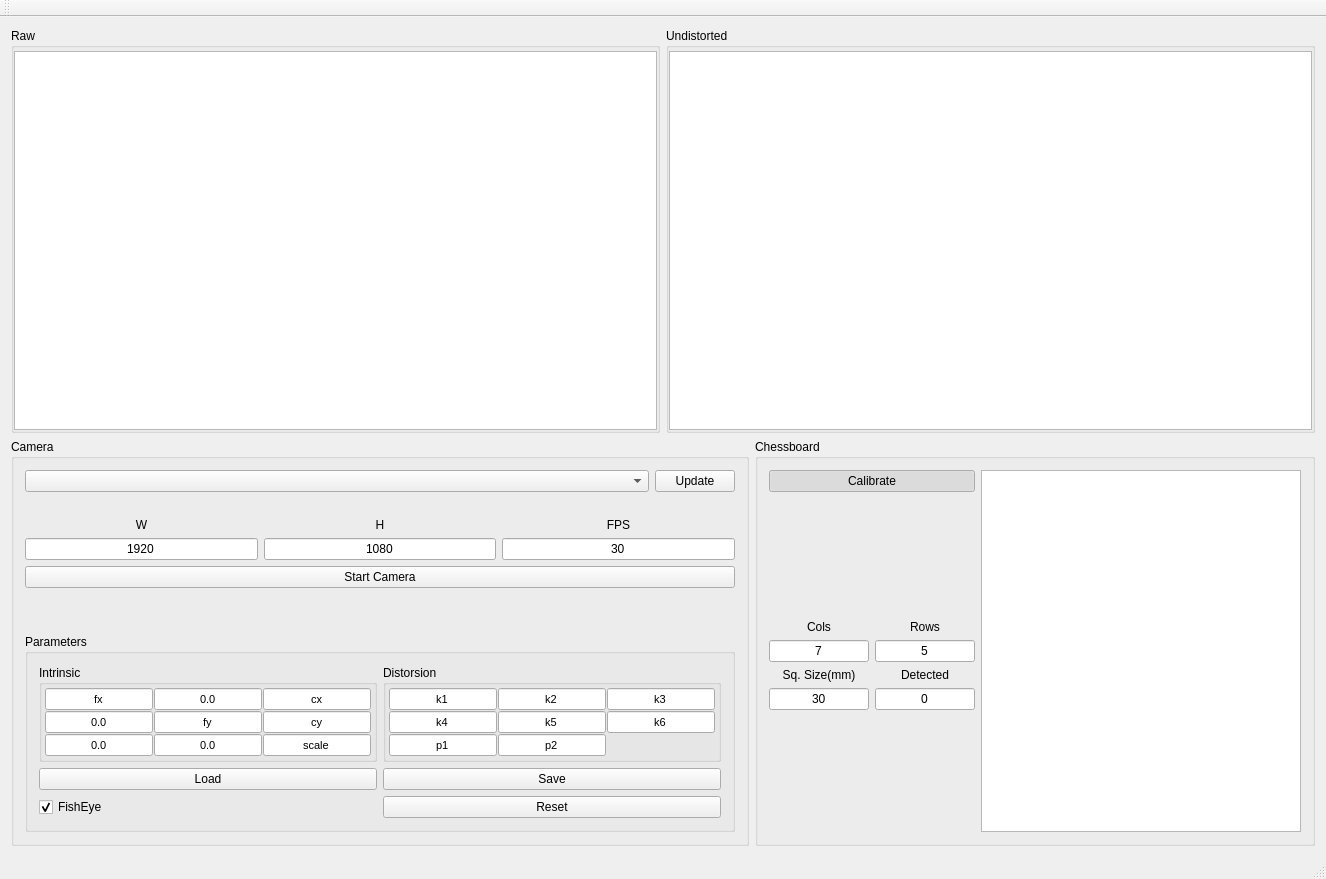
The window that CameraCalibration/forms/mainwindow.ui (Myzhar/qt_camera_calibration) describes before a commit, drawn with Qt 5.
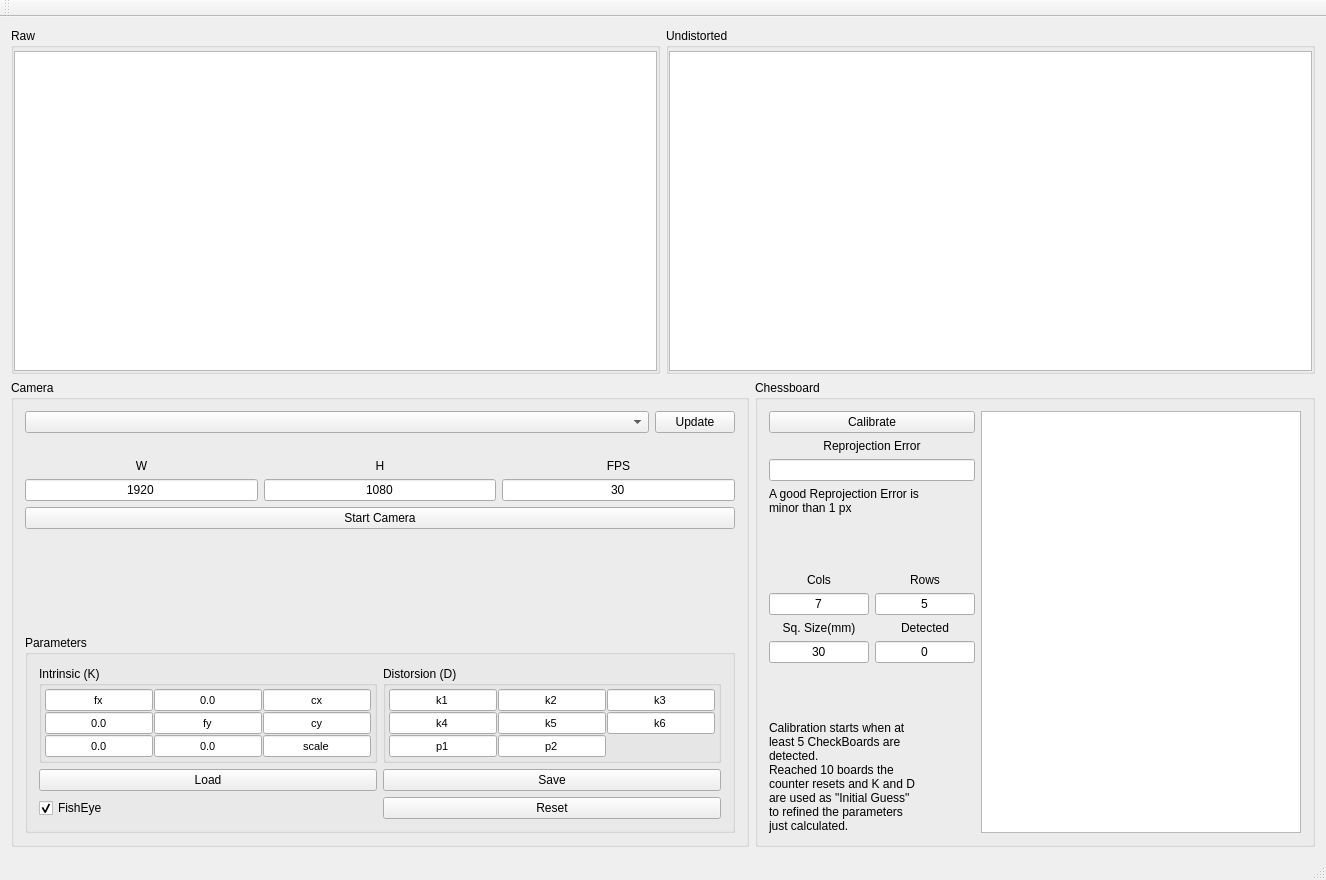
The same window after the commit.

What changed in the file:
```diff
--- a/CameraCalibration/forms/mainwindow.ui
+++ b/CameraCalibration/forms/mainwindow.ui
@@ -344,7 +344,7 @@
                </sizepolicy>
               </property>
               <property name="title">
-               <string>Distorsion</string>
+               <string>Distorsion (D)</string>
               </property>
               <layout class="QGridLayout" name="gridLayout_7">
                <property name="leftMargin">
@@ -568,7 +568,7 @@
                </sizepolicy>
               </property>
               <property name="title">
-               <string>Intrinsic</string>
+               <string>Intrinsic (K)</string>
               </property>
               <layout class="QGridLayout" name="gridLayout_6">
                <property name="leftMargin">
@@ -837,83 +837,108 @@
         <property name="title">
          <string>Chessboard</string>
         </property>
+        <layout class="QGridLayout" name="gridLayout_9">
+         <item row="0" column="2" rowspan="9">
+          <widget class="QGraphicsView" name="graphicsView_checkboard">
+           <property name="sizePolicy">
+            <sizepolicy hsizetype="MinimumExpanding" vsizetype="MinimumExpanding">
+             <horstretch>0</horstretch>
+             <verstretch>0</verstretch>
+            </sizepolicy>
+           </property>
+           <property name="minimumSize">
+            <size>
+             <width>320</width>
+             <height>320</height>
+            </size>
+           </property>
+           <property name="maximumSize">
+            <size>
+             <width>16777215</width>
+             <height>16777215</height>
+            </size>
+           </property>
+          </widget>
+         </item>
+         <item row="1" column="0" colspan="2">
+          <layout class="QVBoxLayout" name="verticalLayout_8">
+           <item>
+            <widget class="QLabel" name="label_reproj_err">
+             <property name="sizePolicy">
+              <sizepolicy hsizetype="Preferred" vsizetype="Preferred">
+               <horstretch>0</horstretch>
+               <verstretch>0</verstretch>
+              </sizepolicy>
+             </property>
+             <property name="maximumSize">
+              <size>
+               <width>16777215</width>
+               <height>16777215</height>
+              </size>
+             </property>
+             <property name="text">
+              <string>Reprojection Error</string>
+             </property>
+             <property name="alignment">
+              <set>Qt::AlignCenter</set>
+             </property>
+            </widget>
+           </item>
+           <item>
+            <widget class="QLineEdit" name="lineEdit_calib_reproj_err">
+             <property name="sizePolicy">
+              <sizepolicy hsizetype="Preferred" vsizetype="Fixed">
+               <horstretch>0</horstretch>
+               <verstretch>0</verstretch>
+              </sizepolicy>
+             </property>
+             <property name="maximumSize">
+              <size>
+               <width>16777215</width>
+               <height>16777215</height>
+              </size>
+             </property>
+             <property name="text">
+              <string/>
+             </property>
+             <property name="alignment">
+              <set>Qt::AlignCenter</set>
+             </property>
+            </widget>
+           </item>
+          </layout>
+         </item>
+         <item row="7" column="0">
+          <spacer name="verticalSpacer">
+           <property name="orientation">
+            <enum>Qt::Vertical</enum>
+           </property>
+           <property name="sizeHint" stdset="0">
+            <size>
+             <width>20</width>
+             <height>40</height>
+            </size>
+           </property>
+          </spacer>
+         </item>
+         <item row="8" column="0" colspan="2">
+          <widget class="QLabel" name="label_8">
+           <property name="text">
+            <string>Calibration starts when at
+least 5 CheckBoards are
+detected.
+Reached 10 boards the
+counter resets and K and D
+are used as &quot;Initial Guess&quot;
+to refined the parameters
+just calculated.</string>
+           </property>
+          </widget>
+         </item>
+         <item row="5" column="0" colspan="2">
         <layout class="QGridLayout" name="gridLayout_2">
-         <item row="1" column="1">
-          <layout class="QVBoxLayout" name="verticalLayout_4">
-           <item>
-            <spacer name="verticalSpacer_4">
-             <property name="orientation">
-              <enum>Qt::Vertical</enum>
-             </property>
-             <property name="sizeHint" stdset="0">
-              <size>
-               <width>20</width>
-               <height>40</height>
-              </size>
-             </property>
-            </spacer>
-           </item>
-           <item>
-            <widget class="QLabel" name="label_4">
-             <property name="sizePolicy">
-              <sizepolicy hsizetype="Preferred" vsizetype="Preferred">
-               <horstretch>0</horstretch>
-               <verstretch>0</verstretch>
-              </sizepolicy>
-             </property>
-             <property name="maximumSize">
-              <size>
-               <width>100</width>
-               <height>16777215</height>
-              </size>
-             </property>
-             <property name="text">
-              <string>Rows</string>
-             </property>
-             <property name="alignment">
-              <set>Qt::AlignCenter</set>
-             </property>
-            </widget>
-           </item>
-           <item>
-            <widget class="QLineEdit" name="lineEdit__chessboard_rows">
-             <property name="sizePolicy">
-              <sizepolicy hsizetype="Preferred" vsizetype="Fixed">
-               <horstretch>0</horstretch>
-               <verstretch>0</verstretch>
-              </sizepolicy>
-             </property>
-             <property name="maximumSize">
-              <size>
-               <width>100</width>
-               <height>16777215</height>
-              </size>
-             </property>
-             <property name="text">
-              <string>5</string>
-             </property>
-             <property name="alignment">
-              <set>Qt::AlignCenter</set>
-             </property>
-            </widget>
-           </item>
-          </layout>
-         </item>
-         <item row="1" column="0">
+           <item row="0" column="0">
           <layout class="QVBoxLayout" name="verticalLayout_5">
-           <item>
-            <spacer name="verticalSpacer_3">
-             <property name="orientation">
-              <enum>Qt::Vertical</enum>
-             </property>
-             <property name="sizeHint" stdset="0">
-              <size>
-               <width>20</width>
-               <height>40</height>
-              </size>
-             </property>
-            </spacer>
-           </item>
            <item>
             <widget class="QLabel" name="label_5">
              <property name="sizePolicy">
@@ -960,7 +985,103 @@
            </item>
           </layout>
          </item>
-         <item row="2" column="1">
+           <item row="0" column="1">
+            <layout class="QVBoxLayout" name="verticalLayout_4">
+             <item>
+              <widget class="QLabel" name="label_4">
+               <property name="sizePolicy">
+                <sizepolicy hsizetype="Preferred" vsizetype="Preferred">
+                 <horstretch>0</horstretch>
+                 <verstretch>0</verstretch>
+                </sizepolicy>
+               </property>
+               <property name="maximumSize">
+                <size>
+                 <width>100</width>
+                 <height>16777215</height>
+                </size>
+               </property>
+               <property name="text">
+                <string>Rows</string>
+               </property>
+               <property name="alignment">
+                <set>Qt::AlignCenter</set>
+               </property>
+              </widget>
+             </item>
+             <item>
+              <widget class="QLineEdit" name="lineEdit_cb_rows">
+               <property name="sizePolicy">
+                <sizepolicy hsizetype="Preferred" vsizetype="Fixed">
+                 <horstretch>0</horstretch>
+                 <verstretch>0</verstretch>
+                </sizepolicy>
+               </property>
+               <property name="maximumSize">
+                <size>
+                 <width>100</width>
+                 <height>16777215</height>
+                </size>
+               </property>
+               <property name="text">
+                <string>5</string>
+               </property>
+               <property name="alignment">
+                <set>Qt::AlignCenter</set>
+               </property>
+              </widget>
+             </item>
+            </layout>
+           </item>
+           <item row="1" column="0">
+            <layout class="QVBoxLayout" name="verticalLayout_6">
+             <item>
+              <widget class="QLabel" name="label_6">
+               <property name="sizePolicy">
+                <sizepolicy hsizetype="Preferred" vsizetype="Preferred">
+                 <horstretch>0</horstretch>
+                 <verstretch>0</verstretch>
+                </sizepolicy>
+               </property>
+               <property name="maximumSize">
+                <size>
+                 <width>100</width>
+                 <height>16777215</height>
+                </size>
+               </property>
+               <property name="text">
+                <string>Sq. Size(mm)</string>
+               </property>
+               <property name="alignment">
+                <set>Qt::AlignCenter</set>
+               </property>
+              </widget>
+             </item>
+             <item>
+              <widget class="QLineEdit" name="lineEdit_cb_mm">
+               <property name="sizePolicy">
+                <sizepolicy hsizetype="Preferred" vsizetype="Fixed">
+                 <horstretch>0</horstretch>
+                 <verstretch>0</verstretch>
+                </sizepolicy>
+               </property>
+               <property name="maximumSize">
+                <size>
+                 <width>100</width>
+                 <height>16777215</height>
+                </size>
+               </property>
+               <property name="text">
+                <string>30</string>
+               </property>
+               <property name="alignment">
+                <set>Qt::AlignCenter</set>
+               </property>
+              </widget>
+             </item>
+            </layout>
+           </item>
+           <item row="1" column="1">
           <layout class="QVBoxLayout" name="verticalLayout_7">
            <item>
             <widget class="QLabel" name="label_7">
@@ -1009,69 +1130,12 @@
              </property>
             </widget>
            </item>
-           <item>
-            <spacer name="verticalSpacer_2">
-             <property name="orientation">
-              <enum>Qt::Vertical</enum>
-             </property>
-             <property name="sizeHint" stdset="0">
-              <size>
-               <width>20</width>
-               <height>40</height>
-              </size>
-             </property>
-            </spacer>
+            </layout>
            </item>
           </layout>
          </item>
-         <item row="2" column="0">
-          <layout class="QVBoxLayout" name="verticalLayout_6">
-           <item>
-            <widget class="QLabel" name="label_6">
-             <property name="sizePolicy">
-              <sizepolicy hsizetype="Preferred" vsizetype="Preferred">
-               <horstretch>0</horstretch>
-               <verstretch>0</verstretch>
-              </sizepolicy>
-             </property>
-             <property name="maximumSize">
-              <size>
-               <width>100</width>
-               <height>16777215</height>
-              </size>
-             </property>
-             <property name="text">
-              <string>Sq. Size(mm)</string>
-             </property>
-             <property name="alignment">
-              <set>Qt::AlignCenter</set>
-             </property>
-            </widget>
-           </item>
-           <item>
-            <widget class="QLineEdit" name="lineEdit__chessboard_mm">
-             <property name="sizePolicy">
-              <sizepolicy hsizetype="Preferred" vsizetype="Fixed">
-               <horstretch>0</horstretch>
-               <verstretch>0</verstretch>
-              </sizepolicy>
-             </property>
-             <property name="maximumSize">
-              <size>
-               <width>100</width>
-               <height>16777215</height>
-              </size>
-             </property>
-             <property name="text">
-              <string>30</string>
-             </property>
-             <property name="alignment">
-              <set>Qt::AlignCenter</set>
-             </property>
-            </widget>
-           </item>
-           <item>
-            <spacer name="verticalSpacer">
+         <item row="3" column="0">
+          <spacer name="verticalSpacer_3">
              <property name="orientation">
               <enum>Qt::Vertical</enum>
              </property>
@@ -1082,8 +1146,6 @@
               </size>
              </property>
             </spacer>
-           </item>
-          </layout>
          </item>
          <item row="0" column="0" colspan="2">
           <widget class="QPushButton" name="pushButton_calibrate">
@@ -1100,29 +1162,15 @@
             <bool>true</bool>
            </property>
            <property name="checked">
-            <bool>true</bool>
+            <bool>false</bool>
            </property>
           </widget>
          </item>
-         <item row="0" column="2" rowspan="3">
-          <widget class="QGraphicsView" name="graphicsView_checkboard">
-           <property name="sizePolicy">
-            <sizepolicy hsizetype="MinimumExpanding" vsizetype="MinimumExpanding">
-             <horstretch>0</horstretch>
-             <verstretch>0</verstretch>
-            </sizepolicy>
-           </property>
-           <property name="minimumSize">
-            <size>
-             <width>320</width>
-             <height>320</height>
-            </size>
-           </property>
-           <property name="maximumSize">
-            <size>
-             <width>16777215</width>
-             <height>16777215</height>
-            </size>
+         <item row="2" column="0">
+          <widget class="QLabel" name="label_9">
+           <property name="text">
+            <string>A good Reprojection Error is
+minor than 1 px</string>
            </property>
           </widget>
          </item>
```
Left out of the diff: 4 changed lines with no effect on the pictures. Lines whose indentation alone changed are shown as unchanged.
